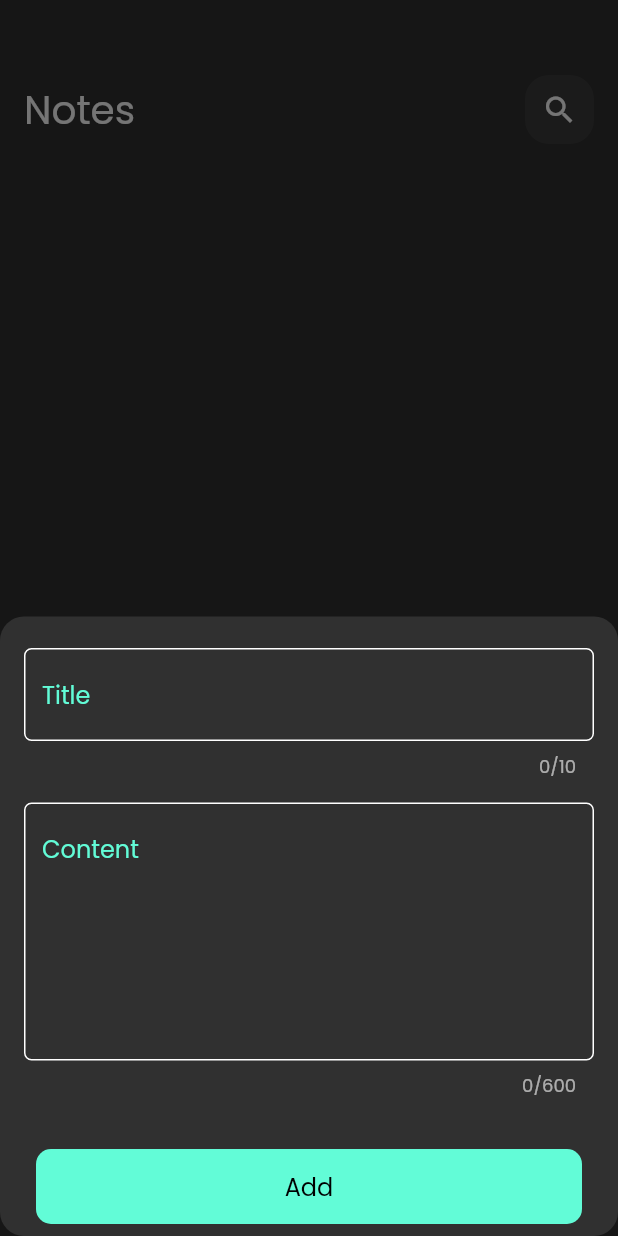
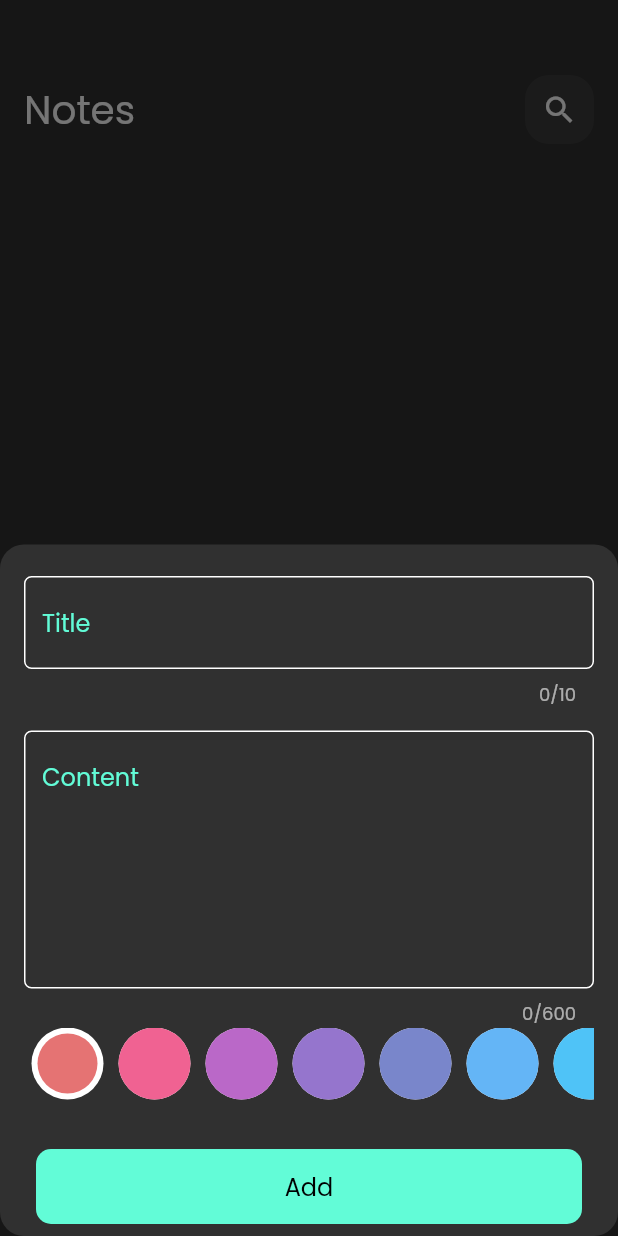
Before and after one commit to ZooZM/Note_App, a Flutter app: the screen it shows after launch, after a tap on the "add" icon, on a phone screen of 412 x 824 dp. Run offline on Flutter 3.47's test engine with Material 2 defaults, Android fonts, the phone set to English and light mode, and no system bars; our stand-ins replace bloc, flutter_bloc, hive, hive_flutter; accounts and stored records are empty.

Commit message:
add colors list

```diff
--- a/lib/Constns.dart
+++ b/lib/Constns.dart
@@ -2,10 +2,16 @@ import 'package:flutter/animation.dart';
 
 const kPrimaryColor = Color(0xff62FCD7);
 const kNotesBox = 'notes_box';
+
 List<Color> kColors = const [
-  Color(0xffAC3931),
-  Color(0xffE5D352),
-  Color(0xffD9E76C),
-  Color(0xff537D8D),
-  Color(0xff482C3D),
+ Color(0xFFE57373),
+  Color(0xFFF06292),
+  Color(0xFFBA68C8),
+  Color(0xFF9575CD),
+  Color(0xFF7986CB),
+  Color(0xFF64B5F6),
+  Color(0xFF4FC3F7),
+  Color(0xFF4DD0E1),
+  Color(0xFF4DB6AC),
+  Color(0xFF81C784),
 ];
--- a/lib/main.dart
+++ b/lib/main.dart
@@ -13,6 +13,7 @@ void main() async {
   await Hive.initFlutter();
   Hive.registerAdapter(NoteModelAdapter());
   await Hive.openBox<NoteModel>(kNotesBox);
+
   runApp(const Nots_App());
 }
 
--- /dev/null
+++ b/lib/widgets/Colors_Listview.dart
@@ -0,0 +1,55 @@
+
+import 'package:flutter/material.dart';
+import 'package:nots_app/Constns.dart';
+
+class Circle_Color extends StatelessWidget {
+  const Circle_Color({super.key, required this.ischecked, required this.color});
+  final bool ischecked;
+  final Color color;
+  @override
+  Widget build(BuildContext context) {
+    return  Padding(
+      padding: const  EdgeInsets.symmetric(horizontal: 5),
+      child:   CircleAvatar(
+        radius: 24,
+        backgroundColor: Colors.white,
+        child: CircleAvatar(
+          radius: ischecked? 20:24,
+          backgroundColor: color,
+
+        ),
+      ),
+    );
+  }
+}
+
+class ColorsListview extends StatefulWidget {
+  const ColorsListview({super.key});
+
+  @override
+  State<ColorsListview> createState() => _ColorsListviewState();
+}
+
+class _ColorsListviewState extends State<ColorsListview> {
+  int cout =0;
+
+  @override
+  Widget build(BuildContext context) {
+    return SizedBox(
+      height: 48,
+      child: ListView.builder(
+        itemCount:kColors.length,
+        scrollDirection: Axis.horizontal,
+        itemBuilder: (context, index) {
+          return GestureDetector(
+            onTap: () {
+              cout = index;
+              setState(() {});
+            },
+            child: Circle_Color(ischecked: cout == index, color: kColors[index] ,)
+            );
+        },
+      ),
+    );
+  }
+}
--- a/lib/widgets/Note_Card.dart
+++ b/lib/widgets/Note_Card.dart
@@ -5,8 +5,9 @@ import 'package:nots_app/cubit/notes_cubit/notes_cubit.dart';
 import 'package:nots_app/views/Edite_Note_Page.dart';
 
 class Note_Card extends StatelessWidget {
-  const Note_Card({super.key, required this.note});
+  const Note_Card({super.key, required this.note, this.color});
   final NoteModel note;
+  final Color? color;
   @override
   Widget build(BuildContext context) {
     return GestureDetector(
--- a/lib/widgets/Note_ListView.dart
+++ b/lib/widgets/Note_ListView.dart
@@ -9,6 +9,7 @@ class NoteListview extends StatelessWidget {
 
   @override
   Widget build(BuildContext context) {
+    BlocProvider.of<NotesCubit>(context).fetchAllNotes();
     return BlocBuilder<NotesCubit,NotesState>(
       builder: (context, state) {
         List<NoteModel> notes=BlocProvider.of<NotesCubit>(context).notes??[];
--- a/lib/widgets/addnoteform.dart
+++ b/lib/widgets/addnoteform.dart
@@ -1,9 +1,11 @@
 import 'package:flutter/material.dart';
 import 'package:flutter_bloc/flutter_bloc.dart';
 import 'package:intl/intl.dart';
+import 'package:nots_app/Constns.dart';
 import 'package:nots_app/Models/Note_Model.dart';
 import 'package:nots_app/cubit/add_cubit/add_notes_cubit.dart';
 import 'package:nots_app/cubit/notes_cubit/notes_cubit.dart';
+import 'package:nots_app/widgets/Colors_Listview.dart';
 import 'package:nots_app/widgets/CustomBottom.dart';
 import 'package:nots_app/widgets/Custom_TextField.dart';
 
@@ -47,6 +49,7 @@ class _addnoteformState extends State<addnoteform> {
                   subtitle = p0;
                 },
               ),
+              ColorsListview(),
               const SizedBox(
                 height: 25,
               ),
@@ -63,7 +66,7 @@ class _addnoteformState extends State<addnoteform> {
                             title: title!,
                             subtitle: subtitle!,
                             date: formatdate.toString(),
-                            color: Colors.blue.value);
+                            color: kColors[0].value );
 
                         BlocProvider.of<AddNotesCubit>(context).addNote(note);
                         BlocProvider.of<NotesCubit>(context).fetchAllNotes();
```
Also changed, not shown: lib/cubit/notes_cubit/notes_cubit.dart (+3 -8 lines).
